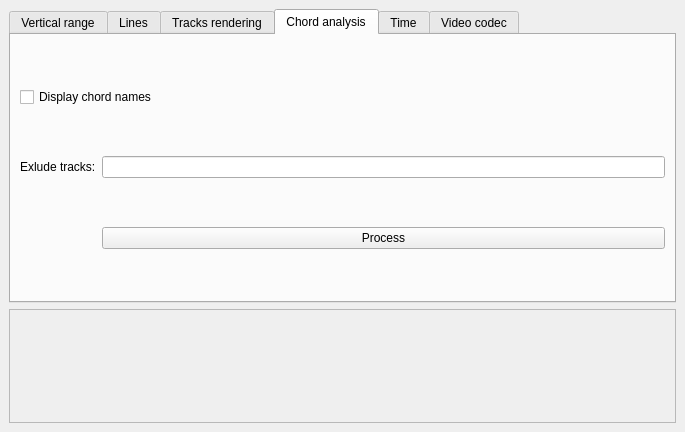
Before: the Qt Designer form dockwidrender.ui in lgmventura/MusicaVisual, drawn with Qt 5.
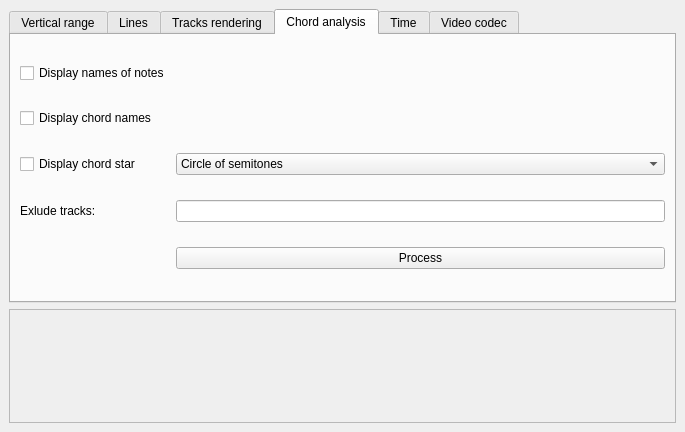
After: the same form once the commit is applied.

Commit message: First working version of chord analysis - chord star. Still in a fixed position and size, no colour variation yet.

```diff
--- a/dockwidrender.ui
+++ b/dockwidrender.ui
@@ -464,30 +464,58 @@
         <string>Chord analysis</string>
        </attribute>
        <layout class="QGridLayout" name="gridLayout_5">
-        <item row="0" column="0" colspan="2">
-         <widget class="QCheckBox" name="cb_dispChordNames">
-          <property name="text">
-           <string>Display chord names</string>
-          </property>
-         </widget>
-        </item>
-        <item row="1" column="1">
-         <widget class="QLineEdit" name="lineEdit_excludeTracks"/>
-        </item>
-        <item row="1" column="0">
-         <widget class="QLabel" name="label_excludeTracks">
-          <property name="text">
-           <string>Exlude tracks:</string>
-          </property>
-         </widget>
-        </item>
-        <item row="2" column="1">
+        <item row="8" column="1">
          <widget class="QPushButton" name="pb_procChordNames">
           <property name="text">
            <string>Process</string>
           </property>
          </widget>
         </item>
+        <item row="7" column="0">
+         <widget class="QLabel" name="label_excludeTracks">
+          <property name="text">
+           <string>Exlude tracks:</string>
+          </property>
+         </widget>
+        </item>
+        <item row="7" column="1">
+         <widget class="QLineEdit" name="lineEdit_excludeTracks"/>
+        </item>
+        <item row="4" column="1">
+         <widget class="QComboBox" name="combox_chordStar">
+          <item>
+           <property name="text">
+            <string>Circle of semitones</string>
+           </property>
+          </item>
+          <item>
+           <property name="text">
+            <string>Circle of fifths</string>
+           </property>
+          </item>
+         </widget>
+        </item>
+        <item row="4" column="0">
+         <widget class="QCheckBox" name="cb_dispChordStar">
+          <property name="text">
+           <string>Display chord star</string>
+          </property>
+         </widget>
+        </item>
+        <item row="2" column="0">
+         <widget class="QCheckBox" name="cb_dispNoteNames">
+          <property name="text">
+           <string>Display names of notes</string>
+          </property>
+         </widget>
+        </item>
+        <item row="3" column="0">
+         <widget class="QCheckBox" name="cb_dispChordNames">
+          <property name="text">
+           <string>Display chord names</string>
+          </property>
+         </widget>
+        </item>
        </layout>
       </widget>
       <widget class="QWidget" name="tab_5">
```
The commit also changes 8 other files.
